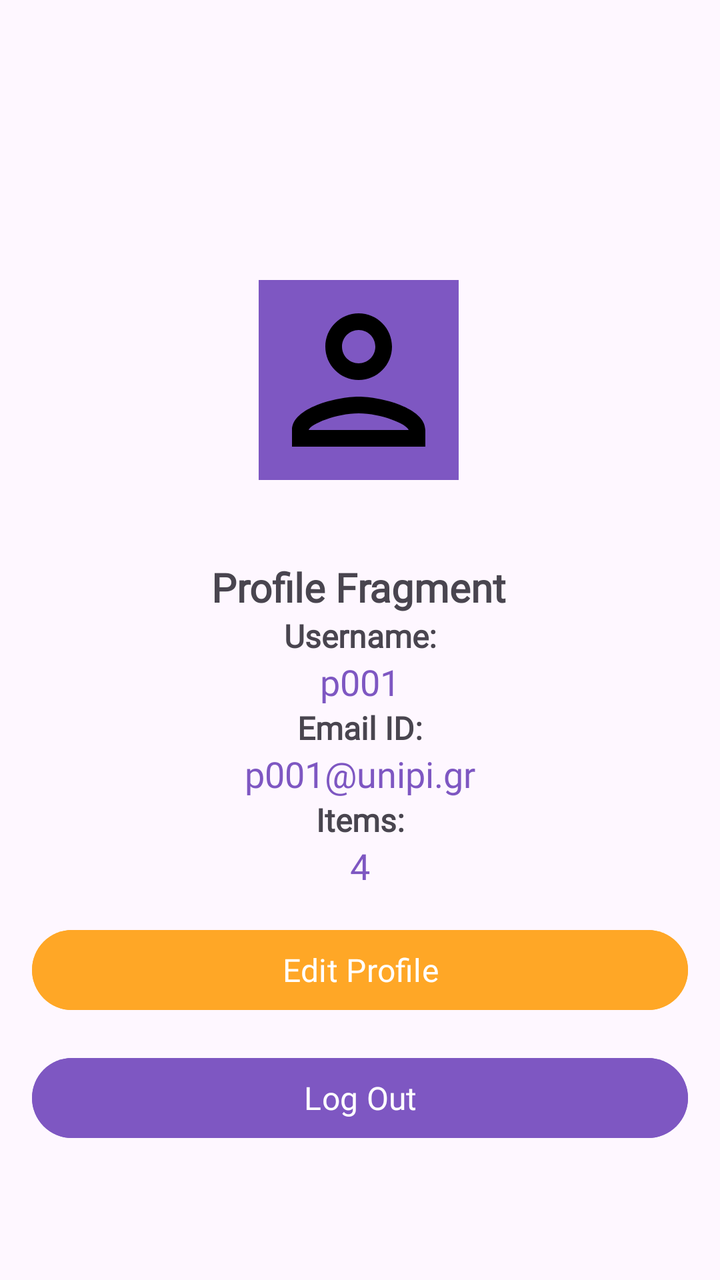
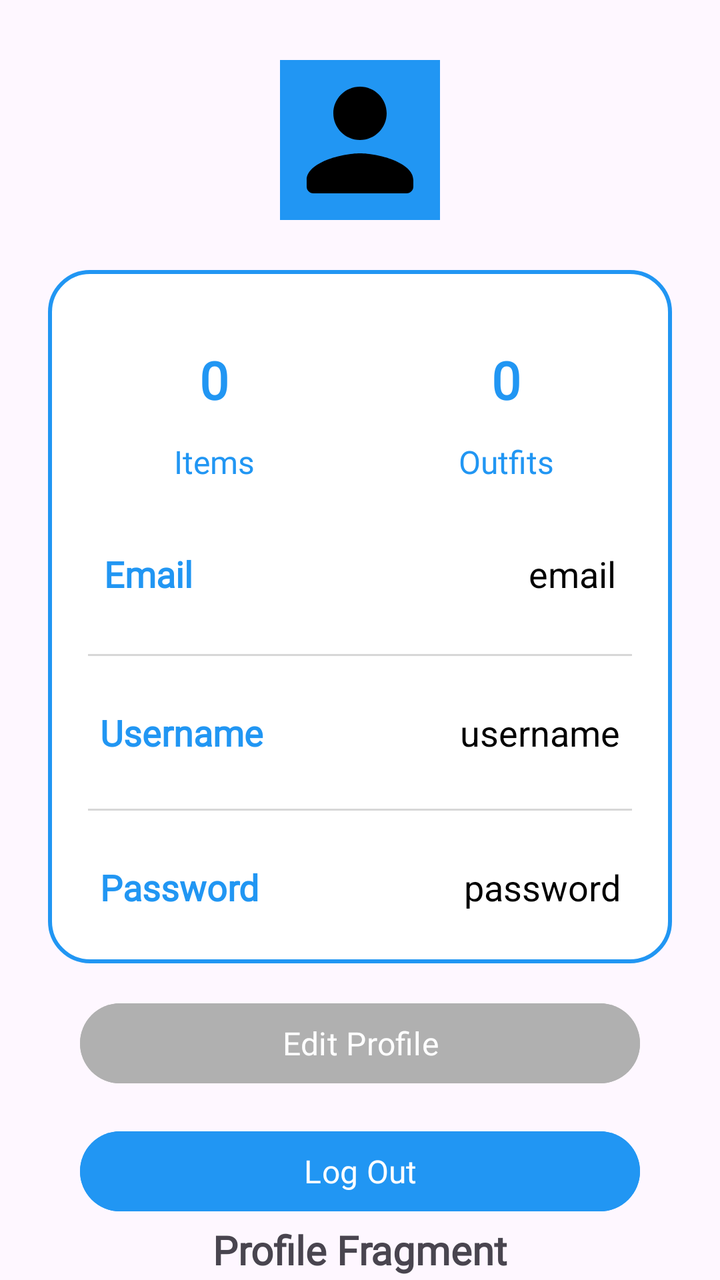

Compare the two renders of this Android layout. The source of the first and the diff that turns it into the second are given below.
<!-- AndroidManifest.xml: application theme Theme.StyleWIZ_vol2 -->
<!-- res/layout/fragment_profile.xml -->
<?xml version="1.0" encoding="utf-8"?>
<androidx.constraintlayout.widget.ConstraintLayout
    xmlns:android="http://schemas.android.com/apk/res/android"
    xmlns:tools="http://schemas.android.com/tools"
    android:layout_width="match_parent"
    android:layout_height="match_parent"
    xmlns:app="http://schemas.android.com/apk/res-auto"
    tools:context=".ProfileFragment">

    

    


    

    


    <TextView
        android:id="@+id/fragment_name"
        android:layout_width="wrap_content"
        android:layout_height="wrap_content"
        android:fontFamily="@font/roboto"
        android:text="Profile Fragment"
        android:textSize="20sp"
        android:textStyle="bold"
        app:layout_constraintBottom_toBottomOf="parent"
        app:layout_constraintEnd_toEndOf="parent"
        app:layout_constraintHorizontal_bias="0.498"
        app:layout_constraintStart_toStartOf="parent"
        app:layout_constraintTop_toTopOf="parent"
        app:layout_constraintVertical_bias="0.457" />

    <ImageView
        android:id="@+id/profile_image"
        android:layout_width="100dp"
        android:layout_height="100dp"
        android:layout_marginTop="140dp"
        android:background="#7E57C2"
        android:src="@drawable/outline_person_24"
        app:layout_constraintEnd_toEndOf="parent"
        app:layout_constraintHorizontal_bias="0.498"
        app:layout_constraintStart_toStartOf="parent"
        app:layout_constraintTop_toTopOf="parent" />

    <TextView
        android:id="@+id/name"
        android:layout_width="wrap_content"
        android:layout_height="wrap_content"
        android:fontFamily="@font/roboto"
        android:text="Username:"
        android:textStyle="bold"
        android:textSize="16sp"
        app:layout_constraintTop_toBottomOf="@id/fragment_name"
        app:layout_constraintStart_toStartOf="parent"
        app:layout_constraintEnd_toEndOf="parent"/>

    <TextView
        android:id="@+id/user_name"
        android:layout_width="wrap_content"
        android:layout_height="wrap_content"
        android:fontFamily="@font/roboto"
        android:text="p001"
        android:textColor="#7E57C2"
        android:textSize="18sp"
        app:layout_constraintTop_toBottomOf="@id/name"
        app:layout_constraintStart_toStartOf="parent"
        app:layout_constraintEnd_toEndOf="parent"/>

    
    <TextView
        android:id="@+id/user_email_label"
        android:layout_width="wrap_content"
        android:layout_height="wrap_content"
        android:fontFamily="@font/roboto"
        android:text="Email ID:"
        android:textStyle="bold"
        android:textSize="16sp"
        app:layout_constraintTop_toBottomOf="@id/user_name"
        app:layout_constraintStart_toStartOf="parent"
        app:layout_constraintEnd_toEndOf="parent"/>

    <TextView
        android:id="@+id/user_email"
        android:layout_width="wrap_content"
        android:layout_height="wrap_content"
        android:fontFamily="@font/roboto"
        android:text="p001@unipi.gr"
        android:textColor="#7E57C2"
        android:textSize="18sp"
        app:layout_constraintTop_toBottomOf="@+id/user_email_label"
        app:layout_constraintStart_toStartOf="parent"
        app:layout_constraintEnd_toEndOf="parent"/>

    
    <TextView
        android:layout_width="wrap_content"
        android:layout_height="wrap_content"
        android:id="@+id/items"
        android:fontFamily="@font/roboto"
        android:text="Items:"
        android:textStyle="bold"
        android:textSize="16sp"
        app:layout_constraintTop_toBottomOf="@id/user_email"
        app:layout_constraintStart_toStartOf="parent"
        app:layout_constraintEnd_toEndOf="parent"/>

    <TextView
        android:id="@+id/user_coins"
        android:layout_width="wrap_content"
        android:layout_height="wrap_content"
        android:fontFamily="@font/roboto"
        android:text="4"
        android:textColor="#7E57C2"
        android:textSize="18sp"
        app:layout_constraintTop_toBottomOf="@+id/items"
        app:layout_constraintStart_toStartOf="parent"
        app:layout_constraintEnd_toEndOf="parent"/>

    
    <Button
        android:id="@+id/rewards_button"
        android:layout_width="0dp"
        android:layout_height="48dp"
        android:layout_margin="16dp"
        android:fontFamily="@font/roboto"
        android:backgroundTint="#FFA726"
        android:text="Edit Profile"
        android:textColor="#FFFFFF"
        android:textSize="16sp"
        app:layout_constraintTop_toBottomOf="@id/user_coins"
        app:layout_constraintStart_toStartOf="parent"
        app:layout_constraintEnd_toEndOf="parent"/>

    
    <Button
        android:id="@+id/logout_button"
        android:layout_width="0dp"
        android:layout_height="48dp"
        android:layout_margin="16dp"
        android:backgroundTint="#7E57C2"
        android:fontFamily="@font/roboto"
        android:text="Log Out"
        android:textColor="#FFFFFF"
        android:textSize="16sp"
        app:layout_constraintTop_toBottomOf="@id/rewards_button"
        app:layout_constraintStart_toStartOf="parent"
        app:layout_constraintEnd_toEndOf="parent"/>

</androidx.constraintlayout.widget.ConstraintLayout>
<!-- resources referenced by this layout -->
<resources>
  <!-- drawable outline_person_24 (drawable) -->
  <vector android:height="24dp" android:tint="#000000"
      android:viewportHeight="24" android:viewportWidth="24"
      android:width="24dp" xmlns:android="http://schemas.android.com/apk/res/android">
      <path android:fillColor="@android:color/white" android:pathData="M12,6c1.1,0 2,0.9 2,2s-0.9,2 -2,2 -2,-0.9 -2,-2 0.9,-2 2,-2m0,10c2.7,0 5.8,1.29 6,2L6,18c0.23,-0.72 3.31,-2 6,-2m0,-12C9.79,4 8,5.79 8,8s1.79,4 4,4 4,-1.79 4,-4 -1.79,-4 -4,-4zM12,14c-2.67,0 -8,1.34 -8,4v2h16v-2c0,-2.66 -5.33,-4 -8,-4z"/>
  </vector>
  <style name="Theme.StyleWIZ_vol2" parent="Base.Theme.StyleWIZ_vol2" />
  <style name="Base.Theme.StyleWIZ_vol2" parent="Theme.Material3.DayNight.NoActionBar">
          
          
      </style>
</resources>

<!-- the commit's change to res/layout/fragment_profile.xml (unified diff, before → after) -->
@@ -15,6 +15,232 @@
     
 
     
+
+    <ImageView
+        android:layout_width="80dp"
+        android:layout_height="80dp"
+        android:id="@+id/profileImg"
+        android:layout_marginTop="30dp"
+        android:src="@drawable/round_person_24"
+        android:background="@color/blue"
+        app:layout_constraintEnd_toEndOf="parent"
+        app:layout_constraintStart_toStartOf="parent"
+        app:layout_constraintTop_toTopOf="parent"/>
+
+
+
+    <LinearLayout
+        android:layout_width="match_parent"
+        android:layout_height="wrap_content"
+        android:id="@+id/linearLayout"
+        android:orientation="vertical"
+        android:padding="10dp"
+        android:background="@drawable/white_background"
+        android:layout_marginStart="24dp"
+        android:layout_marginEnd="24dp"
+        android:layout_marginTop="25dp"
+        app:layout_constraintEnd_toEndOf="parent"
+        app:layout_constraintStart_toStartOf="parent"
+        app:layout_constraintTop_toBottomOf="@id/profileImg">
+
+        <LinearLayout
+            android:layout_width="match_parent"
+            android:layout_height="wrap_content"
+            android:orientation="horizontal">
+
+            <LinearLayout
+                android:layout_width="wrap_content"
+                android:layout_height="wrap_content"
+                android:layout_margin="10dp"
+                android:layout_weight="1"
+                android:elevation="5dp"
+                android:padding="5dp"
+                android:gravity="center"
+                android:orientation="vertical">
+
+                <TextView
+                    android:layout_width="80dp"
+                    android:layout_height="60dp"
+                    android:id="@+id/itemsNumber"
+                    android:text="0"
+                    android:gravity="center"
+                    android:textAlignment="center"
+                    android:textColor="@color/blue"
+                    android:textSize="26dp"
+                    android:textStyle="bold"
+                    android:fontFamily="@font/roboto"/>
+
+                <TextView
+                    android:layout_width="match_parent"
+                    android:layout_height="wrap_content"
+                    android:id="@+id/Items"
+                    android:text="Items"
+                    android:textAlignment="center"
+                    android:textColor="@color/blue"
+                    android:textSize="16dp"
+                    android:fontFamily="@font/roboto"/>
+
+
+
+            </LinearLayout>
+
+            <LinearLayout
+                android:layout_width="wrap_content"
+                android:layout_height="wrap_content"
+                android:layout_margin="10dp"
+                android:layout_weight="1"
+                android:elevation="5dp"
+                android:padding="5dp"
+                android:gravity="center"
+                android:orientation="vertical">
+
+                <TextView
+                    android:layout_width="80dp"
+                    android:layout_height="60dp"
+                    android:id="@+id/outfitsNumber"
+                    android:text="0"
+                    android:gravity="center"
+                    android:textAlignment="center"
+                    android:textColor="@color/blue"
+                    android:textSize="26dp"
+                    android:textStyle="bold"
+                    android:fontFamily="@font/roboto"/>
+
+                <TextView
+                    android:layout_width="match_parent"
+                    android:layout_height="wrap_content"
+                    android:id="@+id/Outfits"
+                    android:text="Outfits"
+                    android:textAlignment="center"
+                    android:textColor="@color/blue"
+                    android:textSize="16dp"
+                    android:fontFamily="@font/roboto"/>
+
+
+
+            </LinearLayout>
+
+        </LinearLayout>
+
+        <LinearLayout
+            android:layout_width="match_parent"
+            android:layout_height="match_parent"
+            android:padding="8dp"
+            android:layout_marginLeft="10dp"
+            android:layout_marginRight="10dp"
+            android:layout_marginBottom="10dp"
+            android:layout_marginTop="10dp"
+            android:orientation="horizontal">
+
+
+
+            <TextView
+                android:layout_width="wrap_content"
+                android:layout_height="wrap_content"
+                android:id="@+id/email"
+                android:layout_weight="1"
+                android:text="Email"
+                android:textStyle="bold"
+                android:textColor="@color/blue"
+                android:textSize="18dp"
+                android:fontFamily="@font/roboto"/>
+
+            <TextView
+                android:layout_width="wrap_content"
+                android:layout_height="wrap_content"
+                android:id="@+id/profileEmail"
+                android:text="email"
+                android:layout_weight="1"
+                android:textAlignment="viewEnd"
+                android:textColor="@color/black"
+                android:textSize="18sp"/>
+
+
+        </LinearLayout>
+
+        <androidx.appcompat.widget.AppCompatImageView
+            android:layout_width="match_parent"
+            android:layout_height="1dp"
+            android:layout_margin="10dp"
+            android:alpha="0.5"
+            android:background="@color/gray"/>
+
+        <LinearLayout
+            android:layout_width="match_parent"
+            android:layout_height="match_parent"
+            android:layout_margin="8dp"
+            android:padding="8dp"
+            android:orientation="horizontal">
+
+
+            <TextView
+                android:layout_width="wrap_content"
+                android:layout_height="wrap_content"
+                android:id="@+id/username"
+                android:layout_weight="1"
+                android:text="Username"
+                android:textStyle="bold"
+                android:textColor="@color/blue"
+                android:textSize="18dp"
+                android:fontFamily="@font/roboto"/>
+
+            <TextView
+                android:layout_width="wrap_content"
+                android:layout_height="wrap_content"
+                android:id="@+id/profileUsername"
+                android:text="username"
+                android:layout_weight="1"
+                android:textAlignment="viewEnd"
+                android:textColor="@color/black"
+                android:textSize="18sp"/>
+
+
+        </LinearLayout>
+
+        <androidx.appcompat.widget.AppCompatImageView
+            android:layout_width="match_parent"
+            android:layout_height="1dp"
+            android:layout_margin="10dp"
+            android:alpha="0.5"
+            android:background="@color/gray"/>
+
+        <LinearLayout
+            android:layout_width="match_parent"
+            android:layout_height="match_parent"
+            android:layout_margin="8dp"
+            android:padding="8dp"
+            android:orientation="horizontal">
+
+
+            <TextView
+                android:layout_width="wrap_content"
+                android:layout_height="wrap_content"
+                android:id="@+id/password"
+                android:layout_weight="1"
+                android:text="Password"
+                android:textStyle="bold"
+                android:textColor="@color/blue"
+                android:textSize="18dp"
+                android:fontFamily="@font/roboto"/>
+
+            <TextView
+                android:layout_width="wrap_content"
+                android:layout_height="wrap_content"
+                android:id="@+id/profilePassword"
+                android:text="password"
+                android:layout_weight="1"
+                android:textAlignment="viewEnd"
+                android:textColor="@color/black"
+                android:textSize="18sp"/>
+
+
+        </LinearLayout>
+
+
+
+
+    </LinearLayout>
+
 
 
     <TextView
@@ -26,112 +252,26 @@
         android:textSize="20sp"
         android:textStyle="bold"
         app:layout_constraintBottom_toBottomOf="parent"
-        app:layout_constraintEnd_toEndOf="parent"
-        app:layout_constraintHorizontal_bias="0.498"
-        app:layout_constraintStart_toStartOf="parent"
-        app:layout_constraintTop_toTopOf="parent"
-        app:layout_constraintVertical_bias="0.457" />
-
-    <ImageView
-        android:id="@+id/profile_image"
-        android:layout_width="100dp"
-        android:layout_height="100dp"
-        android:layout_marginTop="140dp"
-        android:background="#7E57C2"
-        android:src="@drawable/outline_person_24"
-        app:layout_constraintEnd_toEndOf="parent"
-        app:layout_constraintHorizontal_bias="0.498"
-        app:layout_constraintStart_toStartOf="parent"
-        app:layout_constraintTop_toTopOf="parent" />
-
-    <TextView
-        android:id="@+id/name"
-        android:layout_width="wrap_content"
-        android:layout_height="wrap_content"
-        android:fontFamily="@font/roboto"
-        android:text="Username:"
-        android:textStyle="bold"
-        android:textSize="16sp"
-        app:layout_constraintTop_toBottomOf="@id/fragment_name"
-        app:layout_constraintStart_toStartOf="parent"
-        app:layout_constraintEnd_toEndOf="parent"/>
-
-    <TextView
-        android:id="@+id/user_name"
-        android:layout_width="wrap_content"
-        android:layout_height="wrap_content"
-        android:fontFamily="@font/roboto"
-        android:text="p001"
-        android:textColor="#7E57C2"
-        android:textSize="18sp"
-        app:layout_constraintTop_toBottomOf="@id/name"
-        app:layout_constraintStart_toStartOf="parent"
-        app:layout_constraintEnd_toEndOf="parent"/>
-
-    
-    <TextView
-        android:id="@+id/user_email_label"
-        android:layout_width="wrap_content"
-        android:layout_height="wrap_content"
-        android:fontFamily="@font/roboto"
-        android:text="Email ID:"
-        android:textStyle="bold"
-        android:textSize="16sp"
-        app:layout_constraintTop_toBottomOf="@id/user_name"
-        app:layout_constraintStart_toStartOf="parent"
-        app:layout_constraintEnd_toEndOf="parent"/>
-
-    <TextView
-        android:id="@+id/user_email"
-        android:layout_width="wrap_content"
-        android:layout_height="wrap_content"
-        android:fontFamily="@font/roboto"
-        android:text="p001@unipi.gr"
-        android:textColor="#7E57C2"
-        android:textSize="18sp"
-        app:layout_constraintTop_toBottomOf="@+id/user_email_label"
-        app:layout_constraintStart_toStartOf="parent"
-        app:layout_constraintEnd_toEndOf="parent"/>
-
-    
-    <TextView
-        android:layout_width="wrap_content"
-        android:layout_height="wrap_content"
-        android:id="@+id/items"
-        android:fontFamily="@font/roboto"
-        android:text="Items:"
-        android:textStyle="bold"
-        android:textSize="16sp"
-        app:layout_constraintTop_toBottomOf="@id/user_email"
-        app:layout_constraintStart_toStartOf="parent"
-        app:layout_constraintEnd_toEndOf="parent"/>
-
-    <TextView
-        android:id="@+id/user_coins"
-        android:layout_width="wrap_content"
-        android:layout_height="wrap_content"
-        android:fontFamily="@font/roboto"
-        android:text="4"
-        android:textColor="#7E57C2"
-        android:textSize="18sp"
-        app:layout_constraintTop_toBottomOf="@+id/items"
-        app:layout_constraintStart_toStartOf="parent"
-        app:layout_constraintEnd_toEndOf="parent"/>
+        app:layout_constraintEnd_toEndOf="@id/linearLayout"
+        app:layout_constraintStart_toStartOf="@id/linearLayout"
+        app:layout_constraintTop_toBottomOf="@id/logout_button" />
+
+
 
     
     <Button
-        android:id="@+id/rewards_button"
+        android:id="@+id/editProfile_button"
         android:layout_width="0dp"
         android:layout_height="48dp"
         android:layout_margin="16dp"
         android:fontFamily="@font/roboto"
-        android:backgroundTint="#FFA726"
+        android:backgroundTint="@color/gray"
         android:text="Edit Profile"
         android:textColor="#FFFFFF"
         android:textSize="16sp"
-        app:layout_constraintTop_toBottomOf="@id/user_coins"
-        app:layout_constraintStart_toStartOf="parent"
-        app:layout_constraintEnd_toEndOf="parent"/>
+        app:layout_constraintEnd_toEndOf="@id/linearLayout"
+        app:layout_constraintStart_toStartOf="@id/linearLayout"
+        app:layout_constraintTop_toBottomOf="@id/linearLayout" />
 
     
     <Button
@@ -139,13 +279,13 @@
         android:layout_width="0dp"
         android:layout_height="48dp"
         android:layout_margin="16dp"
-        android:backgroundTint="#7E57C2"
+        android:backgroundTint="@color/blue"
         android:fontFamily="@font/roboto"
         android:text="Log Out"
         android:textColor="#FFFFFF"
         android:textSize="16sp"
-        app:layout_constraintTop_toBottomOf="@id/rewards_button"
-        app:layout_constraintStart_toStartOf="parent"
-        app:layout_constraintEnd_toEndOf="parent"/>
+        app:layout_constraintTop_toBottomOf="@id/editProfile_button"
+        app:layout_constraintStart_toStartOf="@id/linearLayout"
+        app:layout_constraintEnd_toEndOf="@id/linearLayout"/>
 
 </androidx.constraintlayout.widget.ConstraintLayout>
<!-- resource entries referenced after the edit -->
@@ -1,12 +1,39 @@
 <!-- resources referenced by this layout -->
 <resources>
-  <!-- drawable outline_person_24 (drawable) -->
+  <color name="black">#FF000000</color>
+  <color name="blue">#2196F3</color>
+  <color name="gray">#B0B0B0</color>
+  <!-- drawable round_person_24 (drawable) -->
   <vector android:height="24dp" android:tint="#000000"
       android:viewportHeight="24" android:viewportWidth="24"
       android:width="24dp" xmlns:android="http://schemas.android.com/apk/res/android">
-      <path android:fillColor="@android:color/white" android:pathData="M12,6c1.1,0 2,0.9 2,2s-0.9,2 -2,2 -2,-0.9 -2,-2 0.9,-2 2,-2m0,10c2.7,0 5.8,1.29 6,2L6,18c0.23,-0.72 3.31,-2 6,-2m0,-12C9.79,4 8,5.79 8,8s1.79,4 4,4 4,-1.79 4,-4 -1.79,-4 -4,-4zM12,14c-2.67,0 -8,1.34 -8,4v2h16v-2c0,-2.66 -5.33,-4 -8,-4z"/>
+      <path android:fillColor="@android:color/white" android:pathData="M12,12c2.21,0 4,-1.79 4,-4s-1.79,-4 -4,-4 -4,1.79 -4,4 1.79,4 4,4zM12,14c-2.67,0 -8,1.34 -8,4v1c0,0.55 0.45,1 1,1h14c0.55,0 1,-0.45 1,-1v-1c0,-2.66 -5.33,-4 -8,-4z"/>
   </vector>
+  <!-- drawable white_background (drawable) -->
+  <?xml version="1.0" encoding="utf-8"?>
+  <selector xmlns:android="http://schemas.android.com/apk/res/android">
+      <item>
+  
+          <shape
+              android:shape="rectangle">
+  
+              <solid
+                  android:color="@color/white"/>
+  
+              <corners
+                  android:radius="20sp"/>
+  
+              <stroke
+                  android:width="2dp"
+                  android:color="@color/blue"/>
+  
+          </shape>
+  
+      </item>
+  
+  </selector>
   <style name="Theme.StyleWIZ_vol2" parent="Base.Theme.StyleWIZ_vol2" />
+  <color name="white">#FFFFFFFF</color>
   <style name="Base.Theme.StyleWIZ_vol2" parent="Theme.Material3.DayNight.NoActionBar">
           
           
